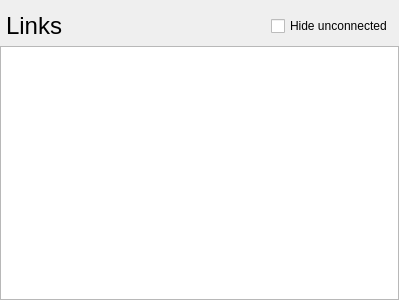
Qt form linkview.ui (johnty/qt-mapper-versioning-test) before a commit.
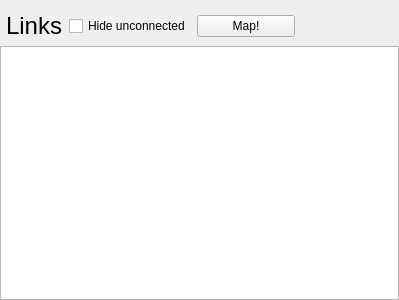
The same form after that commit.

Commit message: mucking around with UI, sigs, slots, etc

What changed in the file:
```diff
--- a/linkview.ui
+++ b/linkview.ui
@@ -13,7 +13,7 @@
   <property name="windowTitle">
    <string>Form</string>
   </property>
-  <layout class="QGridLayout" name="gridLayout" columnstretch="1,0,0">
+  <layout class="QGridLayout" name="gridLayout" columnstretch="1,0,0,0">
    <property name="leftMargin">
     <number>0</number>
    </property>
@@ -26,7 +26,38 @@
    <property name="bottomMargin">
     <number>0</number>
    </property>
-   <item row="0" column="2">
+   <item row="1" column="0" colspan="4">
+    <widget class="QGraphicsView" name="links">
+     <property name="verticalScrollBarPolicy">
+      <enum>Qt::ScrollBarAlwaysOff</enum>
+     </property>
+     <property name="horizontalScrollBarPolicy">
+      <enum>Qt::ScrollBarAlwaysOff</enum>
+     </property>
+    </widget>
+   </item>
+   <item row="0" column="0">
+    <widget class="QLabel" name="linkLabel">
+     <property name="sizePolicy">
+      <sizepolicy hsizetype="Fixed" vsizetype="Preferred">
+       <horstretch>0</horstretch>
+       <verstretch>0</verstretch>
+      </sizepolicy>
+     </property>
+     <property name="font">
+      <font>
+       <pointsize>18</pointsize>
+      </font>
+     </property>
+     <property name="text">
+      <string>Links</string>
+     </property>
+     <property name="indent">
+      <number>6</number>
+     </property>
+    </widget>
+   </item>
+   <item row="0" column="3">
     <spacer name="horizontalSpacer">
      <property name="orientation">
       <enum>Qt::Horizontal</enum>
@@ -42,38 +73,26 @@
      </property>
     </spacer>
    </item>
-   <item row="0" column="0">
-    <widget class="QLabel" name="linkLabel">
-     <property name="font">
-      <font>
-       <pointsize>18</pointsize>
-      </font>
-     </property>
-     <property name="text">
-      <string>Links</string>
-     </property>
-     <property name="indent">
-      <number>6</number>
-     </property>
-    </widget>
-   </item>
-   <item row="1" column="0" colspan="3">
-    <widget class="QGraphicsView" name="links">
-     <property name="verticalScrollBarPolicy">
-      <enum>Qt::ScrollBarAlwaysOff</enum>
-     </property>
-     <property name="horizontalScrollBarPolicy">
-      <enum>Qt::ScrollBarAlwaysOff</enum>
-     </property>
-    </widget>
-   </item>
    <item row="0" column="1">
     <widget class="QCheckBox" name="checkBox">
+     <property name="sizePolicy">
+      <sizepolicy hsizetype="Fixed" vsizetype="Fixed">
+       <horstretch>0</horstretch>
+       <verstretch>0</verstretch>
+      </sizepolicy>
+     </property>
      <property name="text">
       <string>Hide unconnected</string>
      </property>
     </widget>
    </item>
+   <item row="0" column="2">
+    <widget class="QPushButton" name="pushButtonMap">
+     <property name="text">
+      <string>Map!</string>
+     </property>
+    </widget>
+   </item>
   </layout>
  </widget>
  <resources/>
```
The commit also changes 7 other files.
